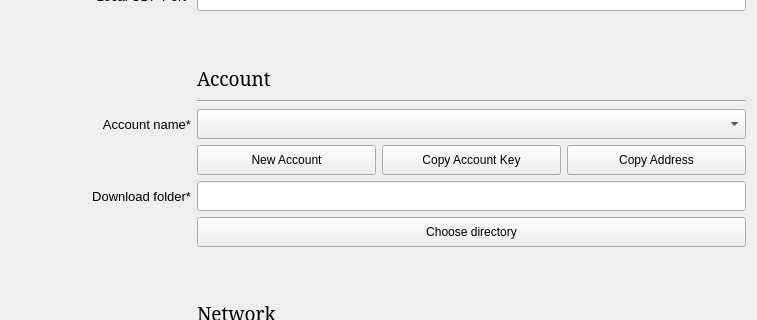
proximax-storage/cpp-xpx-storage-user-app, file UserApp/Dialogs/SettingsDialog.ui: the form before one commit; both pictures show x 0 to 757 and y 148 to 468 of the 757 by 686 pixel window.
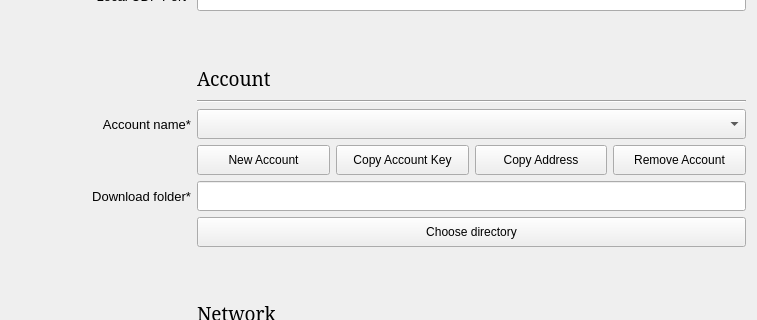
The form after the commit.

Commit message: Implemented button "remove account"

Diff of the .ui file:
```diff
--- a/UserApp/Dialogs/SettingsDialog.ui
+++ b/UserApp/Dialogs/SettingsDialog.ui
@@ -306,6 +306,25 @@
          </property>
         </widget>
        </item>
+       <item>
+        <widget class="QPushButton" name="m_removeAccount">
+         <property name="minimumSize">
+          <size>
+           <width>0</width>
+           <height>30</height>
+          </size>
+         </property>
+         <property name="maximumSize">
+          <size>
+           <width>16777215</width>
+           <height>30</height>
+          </size>
+         </property>
+         <property name="text">
+          <string>Remove Account</string>
+         </property>
+        </widget>
+       </item>
       </layout>
      </item>
      <item row="1" column="1">
```
Left out of the diff: 460 changed lines with no effect on the pictures. The commit also changes 2 other files.
